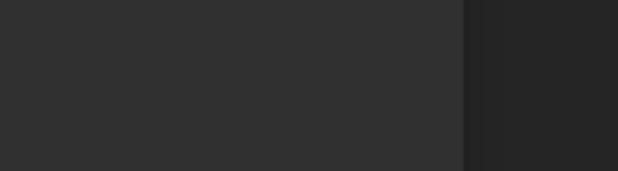
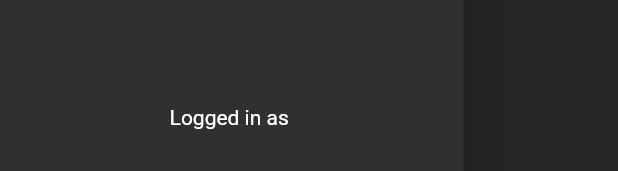
Before and after one commit to SUNILkhadka/note_keeper, a Flutter app: the DrawerSettingPage widget shown alone on an empty page, opened directly, on a phone screen of 412 x 824 dp. Shown: the part 1062-1233 px from the top of the screen. Run offline on Flutter 3.47's test engine with Material 2 defaults, Android fonts, the phone set to English and light mode, and no system bars; our stand-ins replace cloud_firestore, firebase_auth, firebase_core, font_awesome_flutter, google_sign_in; accounts and stored records are empty; network calls fail.

Commit message:
Refactoring__

```diff
--- a/lib/views/drawer.dart
+++ b/lib/views/drawer.dart
@@ -13,6 +13,9 @@ class DrawerSettingPage extends StatelessWidget {
     return Drawer(
       width: MediaQuery.of(context).size.width * 0.75,
       child: Column(
+        mainAxisAlignment: MainAxisAlignment.spaceBetween,
+        children: [
+          Column(
             crossAxisAlignment: CrossAxisAlignment.stretch,
             children: [
               const Padding(
@@ -36,7 +39,8 @@ class DrawerSettingPage extends StatelessWidget {
                   Navigator.popAndPushNamed(context, RoutesManager.loginpage);
                 },
                 child: Padding(
-              padding: const EdgeInsets.symmetric(vertical: 5, horizontal: 20),
+                  padding:
+                      const EdgeInsets.symmetric(vertical: 5, horizontal: 20),
                   child: Column(
                     crossAxisAlignment: CrossAxisAlignment.stretch,
                     children: [
@@ -50,18 +54,23 @@ class DrawerSettingPage extends StatelessWidget {
                           const SizedBox(
                             width: 10,
                           ),
-                      Text(
-                        authcontroller.firebaseAuth.currentUser!.displayName!,
-                        overflow: TextOverflow.ellipsis,
-                      )
                         ],
-                  )
+                      ),
                     ],
                   ),
                 ),
               ),
             ],
           ),
+          Padding(
+            padding: const EdgeInsets.symmetric(vertical: 30, horizontal: 5),
+            child: Text(
+              'Logged in as ${authcontroller.firebaseAuth.currentUser!.displayName!}',
+              overflow: TextOverflow.ellipsis,
+            ),
+          )
+        ],
+      ),
     );
   }
 }
```
Lines whose indentation alone changed are shown as unchanged.
